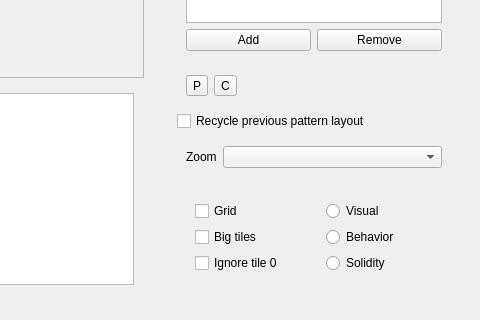
Above: lonely-qt/patterneditorwidget.ui from suppertails66/lonely before the change; both pictures show x 317 to 797 and y 172 to 492 of the 797 by 492 pixel window. Below: the same form after it.
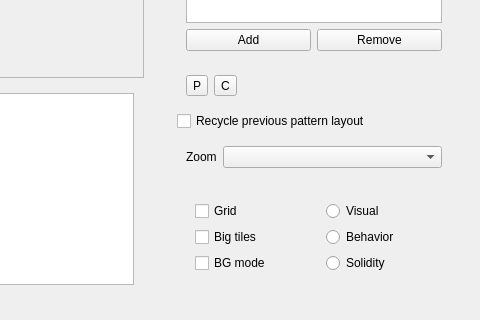
That is the form after the change. Icons and pictures are not drawn. Custom widgets are drawn as their Qt base class.

Commit message: Reverse functionality of tile 0 mode (only write to 0 tiles)

What changed in the file:
```diff
--- a/lonely-qt/patterneditorwidget.ui
+++ b/lonely-qt/patterneditorwidget.ui
@@ -447,7 +447,7 @@
                <item>
                 <widget class="QCheckBox" name="ignoreMetatileZeroBox">
                  <property name="text">
-                  <string>Ignore tile 0</string>
+                  <string>BG mode</string>
                  </property>
                  <property name="shortcut">
                   <string>C</string>
```
The commit also changes 1 other file.
